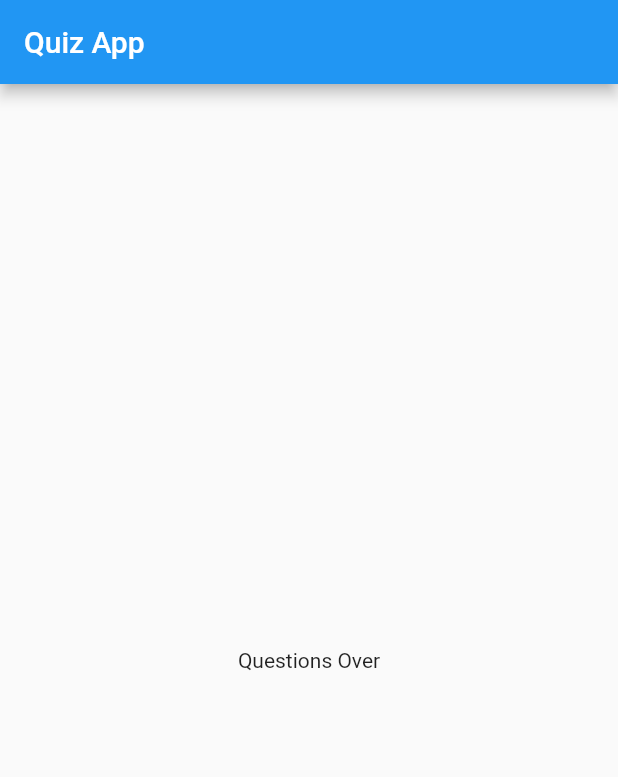
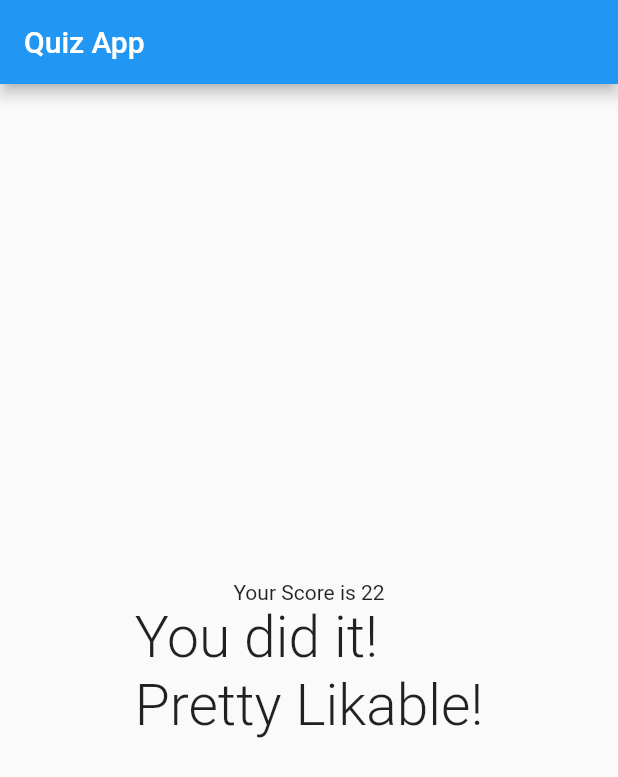
Before and after one commit to Amitpatil215/Personality-Quiz-App, a Flutter app: the screen it shows after launch, after a tap on "Yellow", after a tap on "Rabbit", after a tap on "Wheat", on a phone screen of 412 x 824 dp. Shown: the top 777 px of the screen. Run offline on Flutter 3.47's test engine with Material 2 defaults, Android fonts, the phone set to English and light mode, and no system bars.

Commit message:
Score Calculation Logic Implemented

```diff
--- a/lib/main.dart
+++ b/lib/main.dart
@@ -16,24 +16,29 @@ class MyApp extends StatefulWidget {
 }
 
 class _MyAppState extends State<MyApp> {
+
   var _questionIndex = 0;
+  var _totalScore=0;
+
 
   final _questions = [
     {
       'questionModel': 'What\'s your favourite color?',
-      'answerModel': ["Yellow", "Pink", "White", "Red"]
+      'answerModel': [{'option':"Yellow",'score':5},{'option':"Pink",'score':7}, {'option':"Red",'score':3},{'option':"White",'score':10}]
     },
     {
       'questionModel': 'What\'s your favourite Animal?',
-      'answerModel': ["Lion", "Rabbit", "Elephant", "Snake"]
+      'answerModel': [{'option':"Lion",'score':3},{'option':"Rabbit",'score':10}, {'option':"Elephant",'score':9},{'option':"Snake",'score':0}]
     },
     {
       'questionModel': 'What\'s your favourite Dish?',
-      'answerModel': ["Wheat", "Leaf", "Rice", "Carrot"]
+      'answerModel': [{'option':"Wheat",'score':7},{'option':"Leafy Veg.",'score':10}, {'option':"Rice",'score':9},{'option':"Carrot",'score':10}]
     },
   ];
 
-  void _answerQuestions() {
+  void _answerQuestions(int optionScore) {
+    _totalScore +=optionScore;
+    print(_totalScore);
     setState(() {
       _questionIndex = _questionIndex + 1;
     });
@@ -50,7 +55,7 @@ class _MyAppState extends State<MyApp> {
         answerQuestions: _answerQuestions,
         questionIndex: _questionIndex,
         questions: _questions,)
-          : Result()
+          : Result(_totalScore)
     );
   }
 }
--- a/lib/quiz.dart
+++ b/lib/quiz.dart
@@ -18,10 +18,12 @@ class Quiz extends StatelessWidget {
         ),
 
         //spread operator ... it converts into possible widgets individually
-        ...(questions[questionIndex]['answerModel'] as List<String>).map((
+        ...(questions[questionIndex]['answerModel'] as List<Map<String,Object>>).map((
             anyVariable) {
           //u can use any iterable like anyVariable which own each entry in list of answer Model
-          return Answer(answerQuestions, anyVariable);
+          return Answer(()=>answerQuestions(anyVariable['score']), anyVariable['option']);
+          //we using void function in Answer() cause we want to get argument in answerQuestion() function
+          //to solve this problem we using ()=> syntax as it only get pointer of that function
         }).toList()
       ],
     ) ;
--- a/lib/result.dart
+++ b/lib/result.dart
@@ -1,10 +1,35 @@
 import 'package:flutter/material.dart';
 
 class Result extends StatelessWidget {
+  final int resultScore;
+
+  Result(this.resultScore);
+
+  //creating a getter as it does not take any parameters it does not have ()
+  String get resultPhrase{
+    var resultText='You did it!';
+    if(resultScore >=25){
+      resultText="You are awesome and innocent!";
+    }
+    else if(resultScore >=15){
+      resultText="Pretty Likable!";
+    }
+    else if(resultScore >=5){
+      resultText="You Are Strange!";
+    }
+    return resultText;
+  }
+
   @override
   Widget build(BuildContext context) {
-    return Center(
-      child: Text("Questions Over"),
+    return Column(
+      mainAxisAlignment: MainAxisAlignment.center,
+      children: <Widget>[
+        Text("Your Score is $resultScore",),
+        Center(
+          child: Text("You did it! \n$resultPhrase",style: TextStyle(fontSize: 38,fontWeight: FontWeight.w300),),
+        ),
+      ],
     );
   }
 }
```
